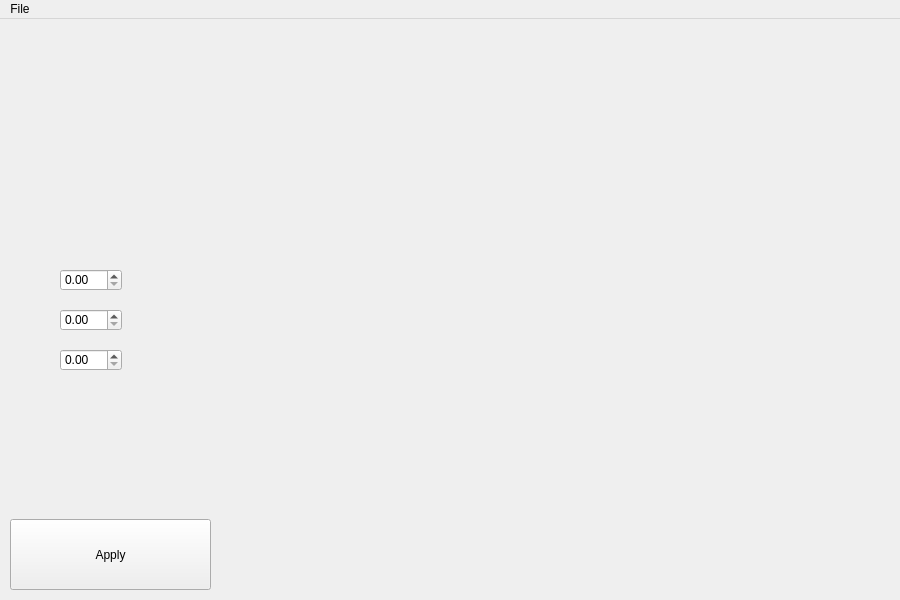
First picture: the form in main.ui, repository sosig1107/MinecraftViewModelChanger, before the edit.
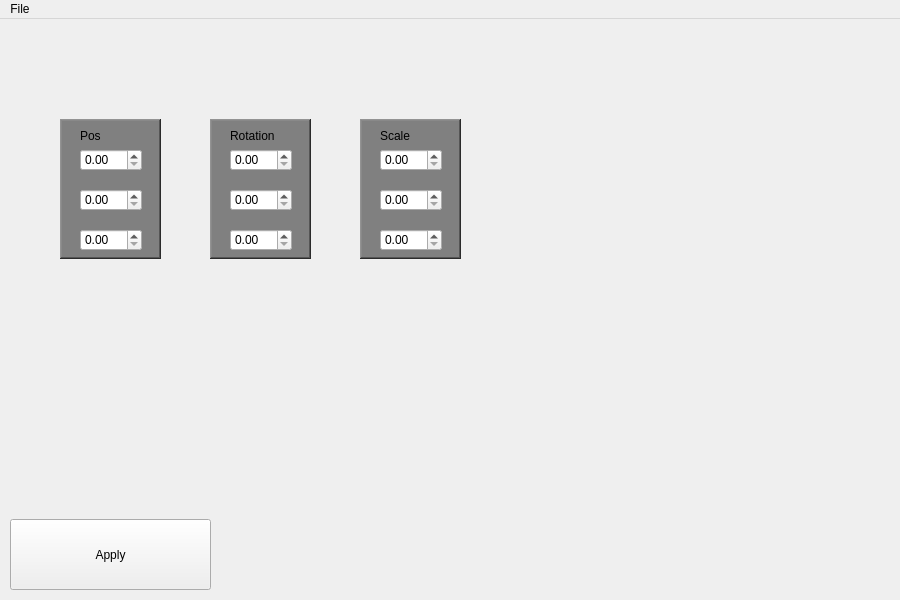
Second picture: the form after the edit. Icons and pictures are not drawn.

The edit to the form file:
```diff
--- a/main.ui
+++ b/main.ui
@@ -14,16 +14,7 @@
    <string>MainWindow</string>
   </property>
   <property name="styleSheet">
-   <string notr="true">.QPushButton
-{
-	transition-duration: 1s;
-}
-
-.QPushButton:hover
-{
-  box-shadow: 0 12px 16px 0 rgba(0,0,0,0.24), 0 17px 50px 0 rgba(0,0,0,0.19);
-	background-color:red;
-}</string>
+   <string notr="true"/>
   </property>
   <widget class="QWidget" name="centralwidget">
    <widget class="QPushButton" name="pushButton">
@@ -45,31 +36,31 @@
      <bool>true</bool>
     </property>
    </widget>
-   <widget class="QDoubleSpinBox" name="zinput">
+   <widget class="QDoubleSpinBox" name="PosZ">
     <property name="geometry">
      <rect>
-      <x>60</x>
-      <y>330</y>
+      <x>80</x>
+      <y>210</y>
       <width>62</width>
       <height>22</height>
      </rect>
     </property>
    </widget>
-   <widget class="QDoubleSpinBox" name="yInput">
+   <widget class="QDoubleSpinBox" name="PosY">
     <property name="geometry">
      <rect>
-      <x>60</x>
-      <y>290</y>
+      <x>80</x>
+      <y>170</y>
       <width>62</width>
       <height>22</height>
      </rect>
     </property>
    </widget>
-   <widget class="QDoubleSpinBox" name="xInput">
+   <widget class="QDoubleSpinBox" name="PosX">
     <property name="geometry">
      <rect>
-      <x>60</x>
-      <y>250</y>
+      <x>80</x>
+      <y>130</y>
       <width>62</width>
       <height>22</height>
      </rect>
@@ -78,7 +69,7 @@
    <widget class="QLabel" name="pickaxeLabel">
     <property name="geometry">
      <rect>
-      <x>400</x>
+      <x>560</x>
       <y>150</y>
       <width>270</width>
       <height>260</height>
@@ -94,6 +85,186 @@
      <bool>true</bool>
     </property>
    </widget>
+   <widget class="QFrame" name="framePos">
+    <property name="geometry">
+     <rect>
+      <x>60</x>
+      <y>100</y>
+      <width>101</width>
+      <height>140</height>
+     </rect>
+    </property>
+    <property name="styleSheet">
+     <string notr="true">background-color: gray</string>
+    </property>
+    <property name="frameShape">
+     <enum>QFrame::WinPanel</enum>
+    </property>
+    <property name="frameShadow">
+     <enum>QFrame::Raised</enum>
+    </property>
+    <property name="lineWidth">
+     <number>2</number>
+    </property>
+    <widget class="QLabel" name="PosLabel">
+     <property name="geometry">
+      <rect>
+       <x>20</x>
+       <y>10</y>
+       <width>47</width>
+       <height>13</height>
+      </rect>
+     </property>
+     <property name="text">
+      <string>Pos</string>
+     </property>
+    </widget>
+   </widget>
+   <widget class="QDoubleSpinBox" name="RotY">
+    <property name="geometry">
+     <rect>
+      <x>230</x>
+      <y>170</y>
+      <width>62</width>
+      <height>22</height>
+     </rect>
+    </property>
+   </widget>
+   <widget class="QDoubleSpinBox" name="RotX">
+    <property name="geometry">
+     <rect>
+      <x>230</x>
+      <y>130</y>
+      <width>62</width>
+      <height>22</height>
+     </rect>
+    </property>
+   </widget>
+   <widget class="QDoubleSpinBox" name="RotZ">
+    <property name="geometry">
+     <rect>
+      <x>230</x>
+      <y>210</y>
+      <width>62</width>
+      <height>22</height>
+     </rect>
+    </property>
+   </widget>
+   <widget class="QFrame" name="framePos_2">
+    <property name="geometry">
+     <rect>
+      <x>210</x>
+      <y>100</y>
+      <width>101</width>
+      <height>140</height>
+     </rect>
+    </property>
+    <property name="styleSheet">
+     <string notr="true">background-color: gray</string>
+    </property>
+    <property name="frameShape">
+     <enum>QFrame::WinPanel</enum>
+    </property>
+    <property name="frameShadow">
+     <enum>QFrame::Raised</enum>
+    </property>
+    <property name="lineWidth">
+     <number>2</number>
+    </property>
+   </widget>
+   <widget class="QDoubleSpinBox" name="ScaleY">
+    <property name="geometry">
+     <rect>
+      <x>380</x>
+      <y>170</y>
+      <width>62</width>
+      <height>22</height>
+     </rect>
+    </property>
+   </widget>
+   <widget class="QDoubleSpinBox" name="ScaleX">
+    <property name="geometry">
+     <rect>
+      <x>380</x>
+      <y>130</y>
+      <width>62</width>
+      <height>22</height>
+     </rect>
+    </property>
+   </widget>
+   <widget class="QDoubleSpinBox" name="ScaleZ">
+    <property name="geometry">
+     <rect>
+      <x>380</x>
+      <y>210</y>
+      <width>62</width>
+      <height>22</height>
+     </rect>
+    </property>
+   </widget>
+   <widget class="QFrame" name="framePos_3">
+    <property name="geometry">
+     <rect>
+      <x>360</x>
+      <y>100</y>
+      <width>101</width>
+      <height>140</height>
+     </rect>
+    </property>
+    <property name="styleSheet">
+     <string notr="true">background-color: gray</string>
+    </property>
+    <property name="frameShape">
+     <enum>QFrame::WinPanel</enum>
+    </property>
+    <property name="frameShadow">
+     <enum>QFrame::Raised</enum>
+    </property>
+    <property name="lineWidth">
+     <number>2</number>
+    </property>
+    <widget class="QLabel" name="ScaleLabel">
+     <property name="geometry">
+      <rect>
+       <x>20</x>
+       <y>10</y>
+       <width>47</width>
+       <height>13</height>
+      </rect>
+     </property>
+     <property name="text">
+      <string>Scale</string>
+     </property>
+    </widget>
+   </widget>
+   <widget class="QLabel" name="RotationLabel">
+    <property name="geometry">
+     <rect>
+      <x>230</x>
+      <y>110</y>
+      <width>47</width>
+      <height>13</height>
+     </rect>
+    </property>
+    <property name="text">
+     <string>Rotation</string>
+    </property>
+   </widget>
+   <zorder>framePos_3</zorder>
+   <zorder>framePos_2</zorder>
+   <zorder>framePos</zorder>
+   <zorder>pushButton</zorder>
+   <zorder>PosZ</zorder>
+   <zorder>PosY</zorder>
+   <zorder>PosX</zorder>
+   <zorder>pickaxeLabel</zorder>
+   <zorder>RotY</zorder>
+   <zorder>RotX</zorder>
+   <zorder>RotZ</zorder>
+   <zorder>ScaleY</zorder>
+   <zorder>ScaleX</zorder>
+   <zorder>ScaleZ</zorder>
+   <zorder>RotationLabel</zorder>
   </widget>
   <widget class="QMenuBar" name="menubar">
    <property name="geometry">
```
